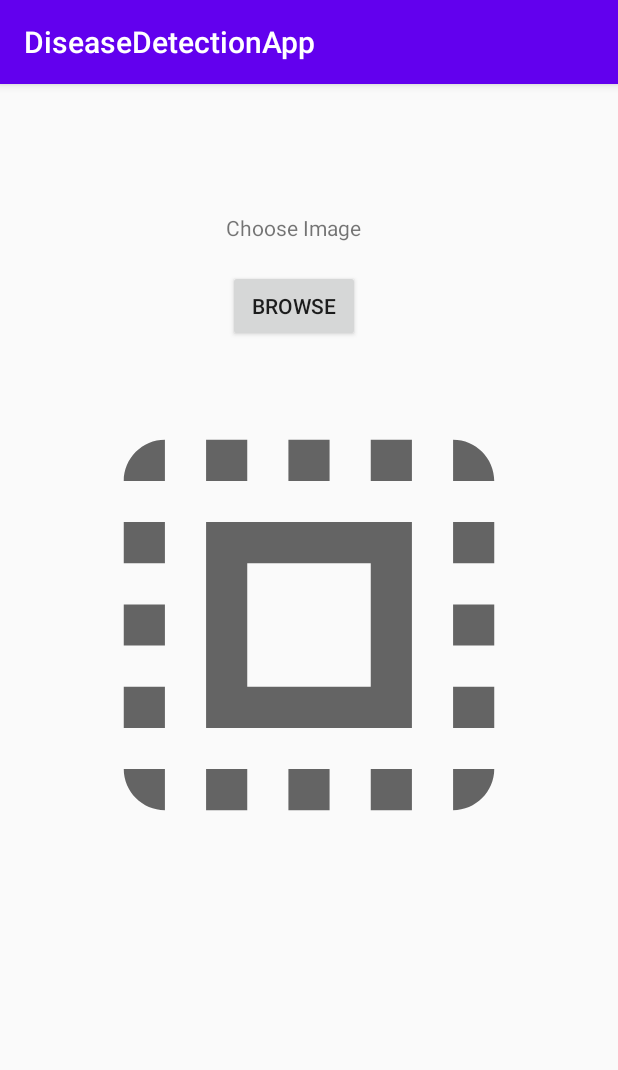
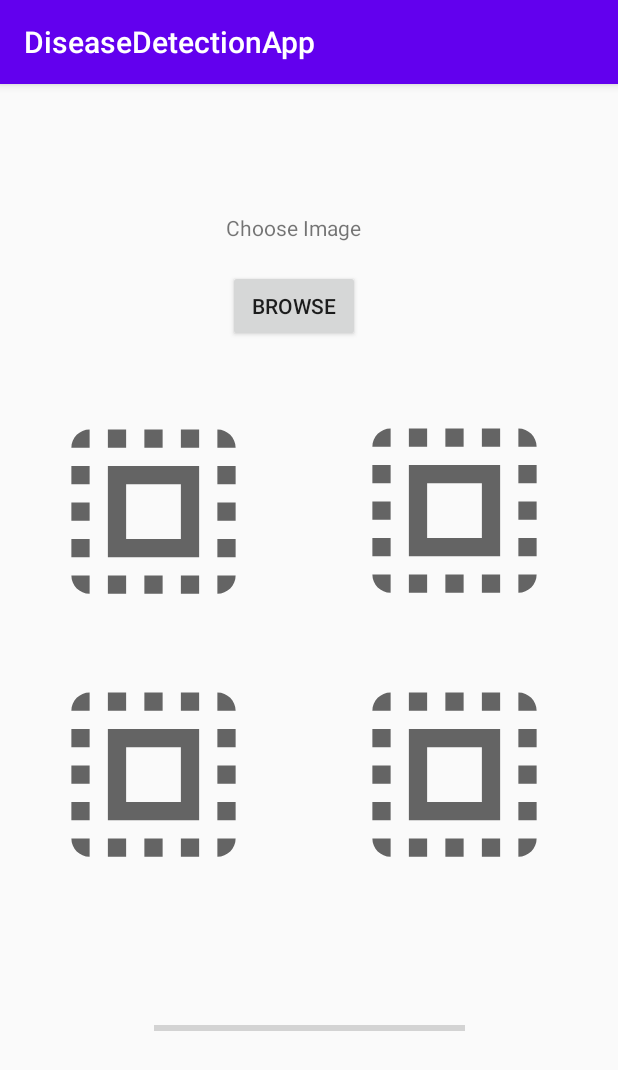
Before and after one commit to Reet04/Malaria-Detection, an Android app: the screen it shows after launch (MainActivity), on a phone screen of 412 x 824 dp. Shown: the top 1070 px of the screen. Run offline under Robolectric (Android 15) with nearby library versions, the phone set to English and light mode, and no system bars.

Commit message:
image picker with progress bar

```diff
--- a/Android/DiseaseDetectionApp/app/src/main/java/com/example/diseasedetectionapp/MainActivity.java
+++ b/Android/DiseaseDetectionApp/app/src/main/java/com/example/diseasedetectionapp/MainActivity.java
@@ -9,22 +9,34 @@ import android.provider.MediaStore;
 import android.view.View;
 import android.widget.Button;
 import android.widget.ImageView;
+import android.widget.ProgressBar;
 
 public class MainActivity extends AppCompatActivity {
-    ImageView imageView;
+    ImageView imageView1, imageView2, imageView3, imageView4;
     Button button;
+    ProgressBar progressBar;
     private static final int PICK_IMAGE = 100;
     Uri imageUri;
+    int selectIndex = 0;
 
     @Override
     protected void onCreate(Bundle savedInstanceState) {
         super.onCreate(savedInstanceState);
         setContentView(R.layout.activity_main);
         button = (Button) findViewById(R.id.chooseImgBtn);
-        imageView = (ImageView) findViewById(R.id.selectedImageView);
+        imageView1 = (ImageView) findViewById(R.id.selectImg1);
+        imageView2 = (ImageView) findViewById(R.id.selectImg2);
+        imageView3 = (ImageView) findViewById(R.id.selectImg3);
+        imageView4 = (ImageView) findViewById(R.id.selectImg4);
+        progressBar=findViewById(R.id.progressBar);
         button.setOnClickListener(new View.OnClickListener() {
             @Override
             public void onClick(View view) {
+                if (selectIndex < 4) {
+                    selectIndex++;
+
+                }
+
                 openGallery();
             }
         });
@@ -40,7 +52,21 @@ public class MainActivity extends AppCompatActivity {
         super.onActivityResult(requestCode, resultCode, data);
         if (resultCode == RESULT_OK && requestCode == PICK_IMAGE) {
             imageUri = data.getData();
-            imageView.setImageURI(imageUri);
+            switch (selectIndex) {
+                case 1:
+                    imageView1.setImageURI(imageUri);
+                    break;
+                case 2:
+                    imageView2.setImageURI(imageUri);
+                    break;
+                case 3:
+                    imageView3.setImageURI(imageUri);
+                    break;
+                case 4:
+                    imageView4.setImageURI(imageUri);
+                    break;
+            }
+            progressBar.incrementProgressBy(1);
         }
     }
 }
--- a/Android/DiseaseDetectionApp/app/src/main/res/layout/activity_main.xml
+++ b/Android/DiseaseDetectionApp/app/src/main/res/layout/activity_main.xml
@@ -5,6 +5,42 @@
     android:layout_width="match_parent"
     android:layout_height="match_parent"
     tools:context=".MainActivity">
+
+    <ImageView
+        android:id="@+id/selectImg3"
+        android:layout_width="186dp"
+        android:layout_height="146dp"
+        app:layout_constraintBottom_toBottomOf="parent"
+        app:layout_constraintEnd_toEndOf="parent"
+        app:layout_constraintHorizontal_bias="0.04"
+        app:layout_constraintStart_toStartOf="parent"
+        app:layout_constraintTop_toBottomOf="@+id/chooseImgBtn"
+        app:layout_constraintVertical_bias="0.478"
+        app:srcCompat="?attr/actionModeSelectAllDrawable" />
+
+    <ImageView
+        android:id="@+id/selectImg4"
+        android:layout_width="186dp"
+        android:layout_height="146dp"
+        app:layout_constraintBottom_toBottomOf="parent"
+        app:layout_constraintEnd_toEndOf="parent"
+        app:layout_constraintHorizontal_bias="0.928"
+        app:layout_constraintStart_toStartOf="parent"
+        app:layout_constraintTop_toBottomOf="@+id/chooseImgBtn"
+        app:layout_constraintVertical_bias="0.478"
+        app:srcCompat="?attr/actionModeSelectAllDrawable" />
+
+    <ImageView
+        android:id="@+id/selectImg2"
+        android:layout_width="186dp"
+        android:layout_height="146dp"
+        app:layout_constraintBottom_toBottomOf="parent"
+        app:layout_constraintEnd_toEndOf="parent"
+        app:layout_constraintHorizontal_bias="0.928"
+        app:layout_constraintStart_toStartOf="parent"
+        app:layout_constraintTop_toBottomOf="@+id/chooseImgBtn"
+        app:layout_constraintVertical_bias="0.088"
+        app:srcCompat="?attr/actionModeSelectAllDrawable" />
 
     <TextView
         android:id="@+id/textView"
@@ -31,14 +67,27 @@
         app:layout_constraintVertical_bias="0.03" />
 
     <ImageView
-        android:id="@+id/selectedImageView"
-        android:layout_width="345dp"
-        android:layout_height="329dp"
+        android:id="@+id/selectImg1"
+        android:layout_width="186dp"
+        android:layout_height="146dp"
         app:layout_constraintBottom_toBottomOf="parent"
         app:layout_constraintEnd_toEndOf="parent"
+        app:layout_constraintHorizontal_bias="0.041"
         app:layout_constraintStart_toStartOf="parent"
         app:layout_constraintTop_toBottomOf="@+id/chooseImgBtn"
         app:layout_constraintVertical_bias="0.089"
         app:srcCompat="?attr/actionModeSelectAllDrawable" />
 
+    <ProgressBar
+        android:id="@+id/progressBar"
+        style="?android:attr/progressBarStyleHorizontal"
+        android:layout_width="207dp"
+        android:layout_height="93dp"
+        android:max="4"
+        app:layout_constraintBottom_toBottomOf="parent"
+        app:layout_constraintEnd_toEndOf="parent"
+        app:layout_constraintStart_toStartOf="parent"
+        app:layout_constraintTop_toBottomOf="@+id/chooseImgBtn"
+        app:layout_constraintVertical_bias="0.817" />
+
 </androidx.constraintlayout.widget.ConstraintLayout>
```
